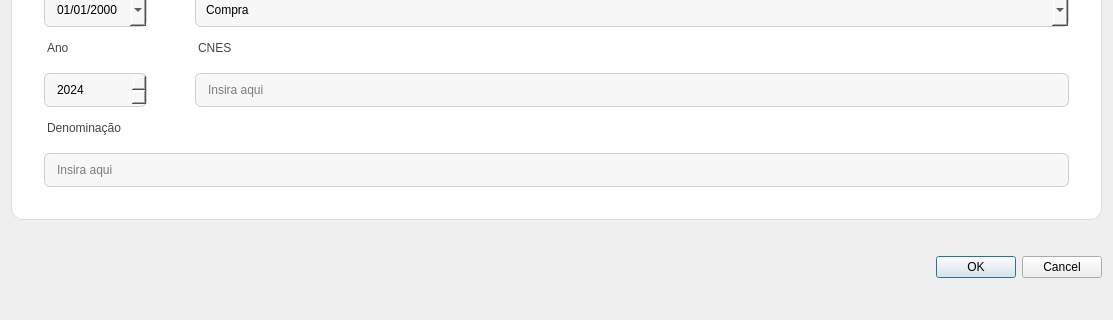
This is TELAS/TELADEMODIFICA.UI in llucasgustavo23-cyber/sistema as Qt 5 draws it before an edit; both pictures show x 0 to 1113 and y 400 to 720 of the 1113 by 720 pixel window. The edited form follows.
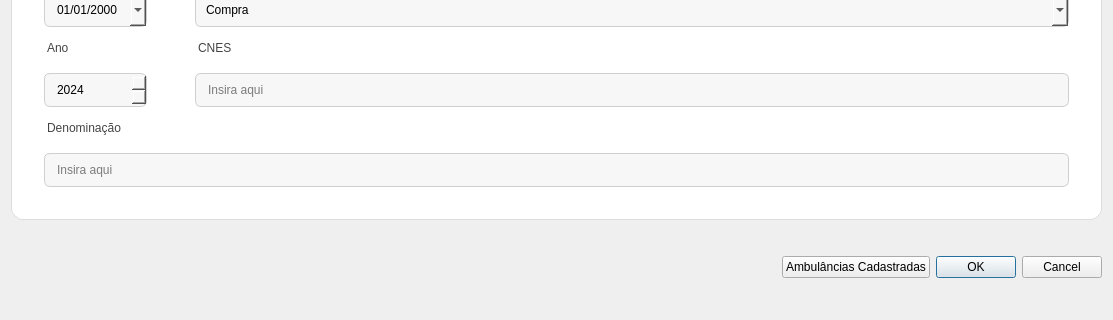
This is the edited form.

Commit message: Mn, a tela Telakm agora ta funcionando, mas eu tenho que resolver a tela de lista de ambulancia, vou precisa criar uma qdialog da tela de lista ambulancia pra liga na tela de modificar e cadastrar ambulância, ai vai ficar uma widgte no menu que vai chamar a tela de lista ambulância, ai sim vai da pra excluir as ambulância, nas qdialog é so pra vizualizar.

The edit to the form file:
```diff
--- a/TELAS/TELADEMODIFICA.UI
+++ b/TELAS/TELADEMODIFICA.UI
@@ -300,6 +300,86 @@
        </property>
       </spacer>
      </item>
+     <item>
+      <spacer name="horizontalSpacer">
+       <property name="orientation">
+        <enum>Qt::Horizontal</enum>
+       </property>
+       <property name="sizeHint" stdset="0">
+        <size>
+         <width>40</width>
+         <height>20</height>
+        </size>
+       </property>
+      </spacer>
+     </item>
+     <item>
+      <spacer name="horizontalSpacer_2">
+       <property name="orientation">
+        <enum>Qt::Horizontal</enum>
+       </property>
+       <property name="sizeHint" stdset="0">
+        <size>
+         <width>40</width>
+         <height>20</height>
+        </size>
+       </property>
+      </spacer>
+     </item>
+     <item>
+      <spacer name="horizontalSpacer_3">
+       <property name="orientation">
+        <enum>Qt::Horizontal</enum>
+       </property>
+       <property name="sizeHint" stdset="0">
+        <size>
+         <width>40</width>
+         <height>20</height>
+        </size>
+       </property>
+      </spacer>
+     </item>
+     <item>
+      <spacer name="horizontalSpacer_4">
+       <property name="orientation">
+        <enum>Qt::Horizontal</enum>
+       </property>
+       <property name="sizeHint" stdset="0">
+        <size>
+         <width>40</width>
+         <height>20</height>
+        </size>
+       </property>
+      </spacer>
+     </item>
+     <item>
+      <widget class="QPushButton" name="pushButton">
+       <property name="sizePolicy">
+        <sizepolicy hsizetype="Fixed" vsizetype="Fixed">
+         <horstretch>0</horstretch>
+         <verstretch>0</verstretch>
+        </sizepolicy>
+       </property>
+       <property name="focusPolicy">
+        <enum>Qt::NoFocus</enum>
+       </property>
+       <property name="text">
+        <string>Ambulâncias Cadastradas</string>
+       </property>
+       <property name="checkable">
+        <bool>false</bool>
+       </property>
+       <property name="autoDefault">
+        <bool>false</bool>
+       </property>
+       <property name="default">
+        <bool>false</bool>
+       </property>
+       <property name="flat">
+        <bool>false</bool>
+       </property>
+      </widget>
+     </item>
      <item>
       <widget class="QDialogButtonBox" name="buttonBox">
        <property name="sizePolicy">
@@ -311,6 +391,9 @@
        <property name="standardButtons">
         <set>QDialogButtonBox::Cancel|QDialogButtonBox::Ok</set>
        </property>
+       <property name="centerButtons">
+        <bool>false</bool>
+       </property>
       </widget>
      </item>
     </layout>
```
The commit also changes 14 other files.
